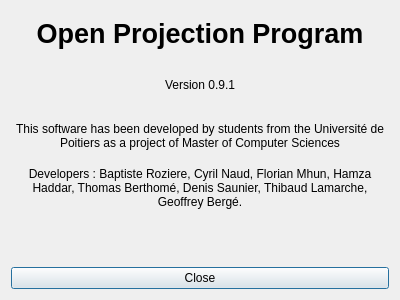
Before: the Qt Designer form src/aboutdialog.ui in cinemaouvert/OPP, drawn with Qt 5.
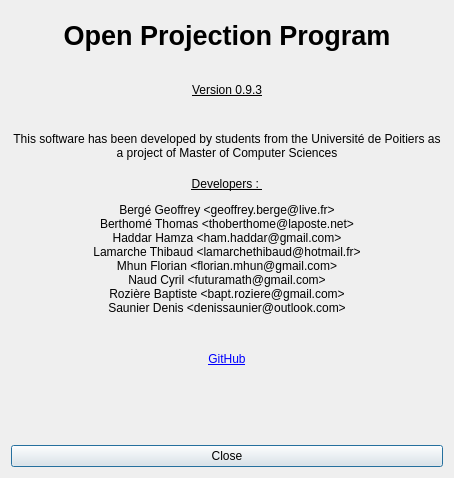
After: the same form once the commit is applied. Icons and pictures are not drawn.

What changed in the file:
```diff
--- a/src/aboutdialog.ui
+++ b/src/aboutdialog.ui
@@ -6,8 +6,8 @@
    <rect>
     <x>0</x>
     <y>0</y>
-    <width>400</width>
-    <height>300</height>
+    <width>454</width>
+    <height>478</height>
    </rect>
   </property>
   <property name="windowTitle">
@@ -30,7 +30,7 @@
    <item>
     <widget class="QLabel" name="label_version">
      <property name="text">
-      <string>Version 0.9.1</string>
+      <string>&lt;html&gt;&lt;head/&gt;&lt;body&gt;&lt;p&gt;&lt;span style=&quot; text-decoration: underline;&quot;&gt;Version 0.9.3&lt;/span&gt;&lt;/p&gt;&lt;/body&gt;&lt;/html&gt;</string>
      </property>
      <property name="alignment">
       <set>Qt::AlignCenter</set>
@@ -53,13 +53,38 @@
    <item>
     <widget class="QLabel" name="label_developers">
      <property name="text">
-      <string>Developers : Baptiste Roziere, Cyril Naud, Florian Mhun, Hamza Haddar, Thomas Berthomé, Denis Saunier, Thibaud Lamarche, Geoffrey Bergé.</string>
+      <string>&lt;html&gt;&lt;head/&gt;&lt;body&gt;&lt;p&gt;&lt;span style=&quot; text-decoration: underline;&quot;&gt;Developers : &lt;/span&gt;&lt;/p&gt;&lt;p&gt;Bergé Geoffrey &amp;lt;geoffrey.berge@live.fr&amp;gt; &lt;br/&gt;Berthomé Thomas &amp;lt;thoberthome@laposte.net&amp;gt; &lt;br/&gt;Haddar Hamza &amp;lt;ham.haddar@gmail.com&amp;gt; &lt;br/&gt;Lamarche Thibaud &amp;lt;lamarchethibaud@hotmail.fr&amp;gt; &lt;br/&gt;Mhun Florian &amp;lt;florian.mhun@gmail.com&amp;gt; &lt;br/&gt;Naud Cyril &amp;lt;futuramath@gmail.com&amp;gt; &lt;br/&gt;Rozière Baptiste &amp;lt;bapt.roziere@gmail.com&amp;gt; &lt;br/&gt;Saunier Denis &amp;lt;denissaunier@outlook.com&amp;gt; &lt;br/&gt;&lt;/p&gt;&lt;/body&gt;&lt;/html&gt;</string>
+     </property>
+     <property name="textFormat">
+      <enum>Qt::RichText</enum>
      </property>
      <property name="alignment">
       <set>Qt::AlignCenter</set>
      </property>
      <property name="wordWrap">
       <bool>true</bool>
+     </property>
+     <property name="openExternalLinks">
+      <bool>true</bool>
+     </property>
+     <property name="textInteractionFlags">
+      <set>Qt::TextBrowserInteraction</set>
+     </property>
+    </widget>
+   </item>
+   <item>
+    <widget class="QLabel" name="label_link">
+     <property name="text">
+      <string>&lt;html&gt;&lt;head/&gt;&lt;body&gt;&lt;p&gt;&lt;a href=&quot;https://github.com/cinemaouvert/opp&quot;&gt;&lt;span style=&quot; text-decoration: underline; color:#0000ff;&quot;&gt;GitHub&lt;/span&gt;&lt;/a&gt;&lt;/p&gt;&lt;/body&gt;&lt;/html&gt;</string>
+     </property>
+     <property name="alignment">
+      <set>Qt::AlignCenter</set>
+     </property>
+     <property name="openExternalLinks">
+      <bool>true</bool>
+     </property>
+     <property name="textInteractionFlags">
+      <set>Qt::TextBrowserInteraction</set>
      </property>
     </widget>
    </item>
```
